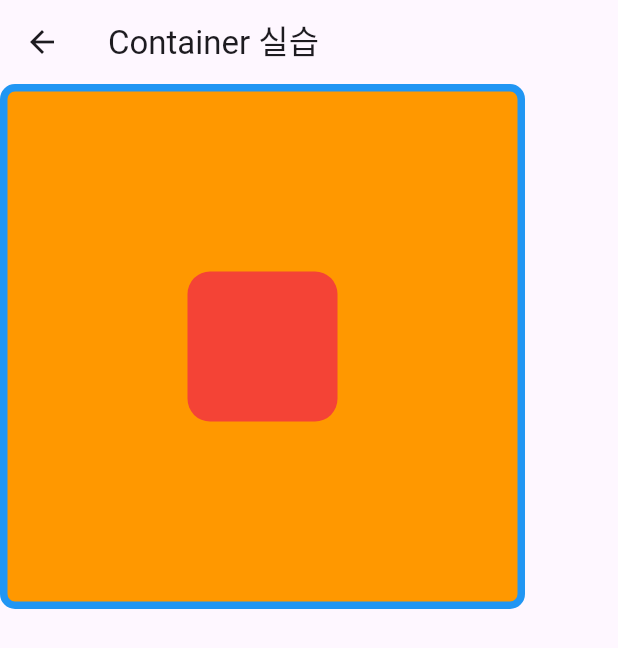
After one commit to ahra1221/Flutter_Practice, a Flutter app: the screen it shows after launch, after a tap on "container practice", on a phone screen of 412 x 824 dp. The commit adds this screen. Shown: the top 648 px of the screen. Run offline on Flutter 3.47's test engine with Material 3 defaults, Android fonts, the phone set to English and light mode, and no system bars.

Commit message:
feat: Container 실습 구현

```diff
--- a/lib/screen/button_screen.dart
+++ b/lib/screen/button_screen.dart
@@ -1,5 +1,6 @@
 import 'package:flutter/material.dart';
 import 'package:flutter_projects/screen/column_screen.dart';
+import 'package:flutter_projects/screen/container_practice_screen.dart';
 import 'package:flutter_projects/screen/container_screen.dart';
 import 'package:flutter_projects/screen/row_screen.dart';
 
@@ -25,6 +26,14 @@ class ButtonScreen extends StatelessWidget {
             ElevatedButton(
                 onPressed: () {
                   Navigator.push(context, MaterialPageRoute(builder: (context) {
+                    return ContainerPracticeScreen();
+                  }));
+                },
+                child: Text("container practice")),
+            SizedBox(height: 10),
+            ElevatedButton(
+                onPressed: () {
+                  Navigator.push(context, MaterialPageRoute(builder: (context) {
                     return ColumnScreen();
                   }));
                 },
--- /dev/null
+++ b/lib/screen/container_practice_screen.dart
@@ -0,0 +1,33 @@
+
+import 'package:flutter/material.dart';
+
+class ContainerPracticeScreen extends StatelessWidget {
+  const ContainerPracticeScreen({super.key});
+
+  @override
+  Widget build(BuildContext context) {
+    return Scaffold(
+      appBar: AppBar(title: Text("Container 실습"),),
+      body: Container(
+        width: 350,
+        height: 350,
+        decoration: BoxDecoration(
+            color: Colors.orange,
+            border: Border.all(width: 5, color: Colors.blue),
+            borderRadius: BorderRadius.circular(10)
+        ),
+        padding: EdgeInsets.all(10),
+        alignment: Alignment.center,
+        child: Container(
+          width: 100,
+          height: 100,
+          margin: EdgeInsets.all(10),
+          decoration: BoxDecoration(
+              color: Colors.red,
+              borderRadius: BorderRadius.circular(15)
+          ),
+        ),
+      ),
+    );
+  }
+}
```
